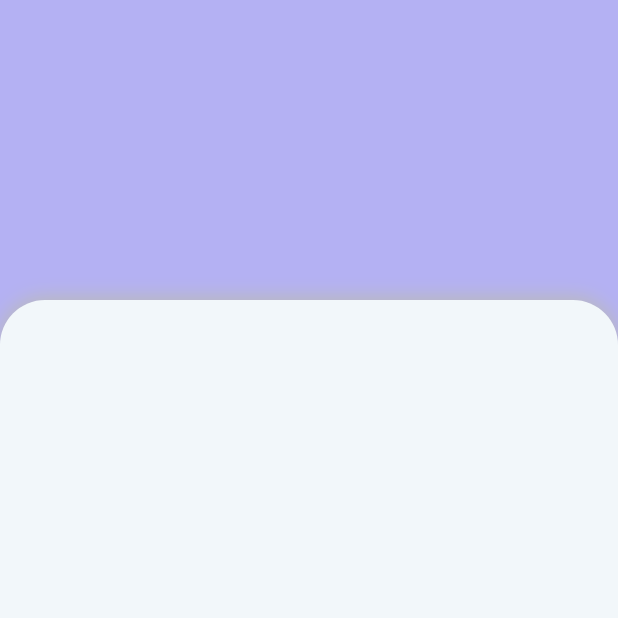
After one commit to AayushGhising/capstone-project-frontend, a Flutter app: the HomePage screen opened directly, on a phone screen of 412 x 824 dp, the top half of it. The commit adds this screen. Run offline on Flutter 3.47's test engine with Material 3 defaults, Android fonts, the phone set to English and light mode, and no system bars; our stand-ins replace animated_splash_screen, smooth_page_indicator.

Commit message:
Added home_page file and also merged with current temp_branch

```diff
--- /dev/null
+++ b/capstone_project/lib/home_page.dart
@@ -0,0 +1,63 @@
+import 'package:flutter/material.dart';
+
+class HomePage extends StatefulWidget {
+  const HomePage({super.key});
+  @override
+  State<HomePage> createState() {
+    return _HomePageState();
+  }
+}
+
+class _HomePageState extends State<HomePage> {
+  @override
+  Widget build(BuildContext context) {
+    return Scaffold(
+      // body: Column(
+      //   children: [
+      //     Container(
+      //       height: 200,
+      //       decoration:
+      //           BoxDecoration(color: const Color.fromARGB(255, 180, 177, 243)),
+      //     ),
+      //     Container(
+      //       decoration:
+      //           BoxDecoration(color: const Color.fromARGB(255, 242, 247, 250)),
+      //     )
+      //   ],
+      // ),
+      body: Container(
+        color: const Color.fromARGB(255, 242, 247, 250),
+        child: Stack(
+          children: [
+            Container(
+              height: 400,
+              color: const Color.fromARGB(255, 180, 177, 243),
+            ),
+            Column(
+              children: [
+                const SizedBox(height: 200),
+                Expanded(
+                  child: Container(
+                    decoration: const BoxDecoration(
+                        color: Color.fromARGB(255, 242, 247, 250),
+                        borderRadius: BorderRadius.only(
+                          topLeft: Radius.circular(30),
+                          topRight: Radius.circular(30),
+                        ),
+                        boxShadow: [
+                          BoxShadow(
+                            color: Color.fromARGB(255, 186, 186, 186),
+                            offset: Offset(0, -2),
+                            blurRadius: 10.0,
+                          )
+                        ]),
+                  ),
+                )
+              ],
+            )
+          ],
+        ),
+      ),
+    );
+  }
+}
--- a/capstone_project/lib/main.dart
+++ b/capstone_project/lib/main.dart
@@ -2,6 +2,7 @@ import 'package:flutter/material.dart';
 import 'package:capstone_project/loading_screen.dart';
 // ignore: unused_import
 import 'package:capstone_project/signin_signup_screen.dart';
+import 'package:capstone_project/home_page.dart';
 
 void main() {
   runApp(
```
